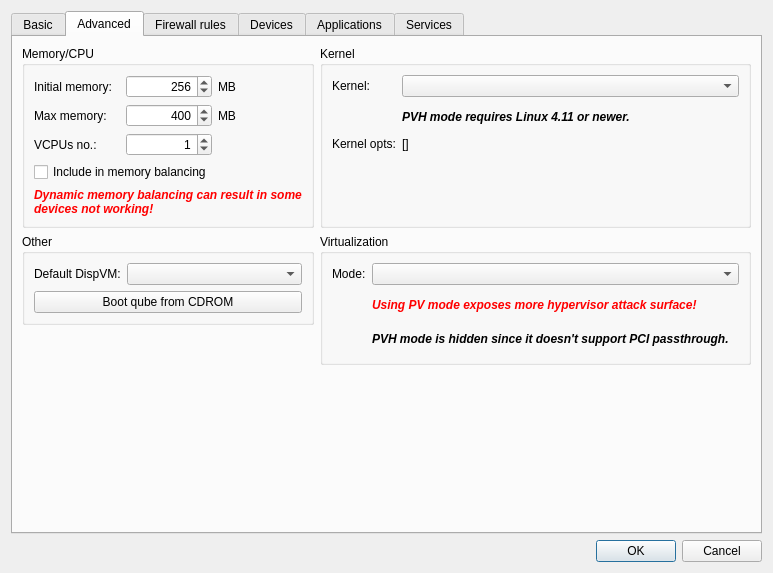
Before: the Qt Designer form ui/settingsdlg.ui in QubesOS/qubes-manager, drawn with Qt 5.
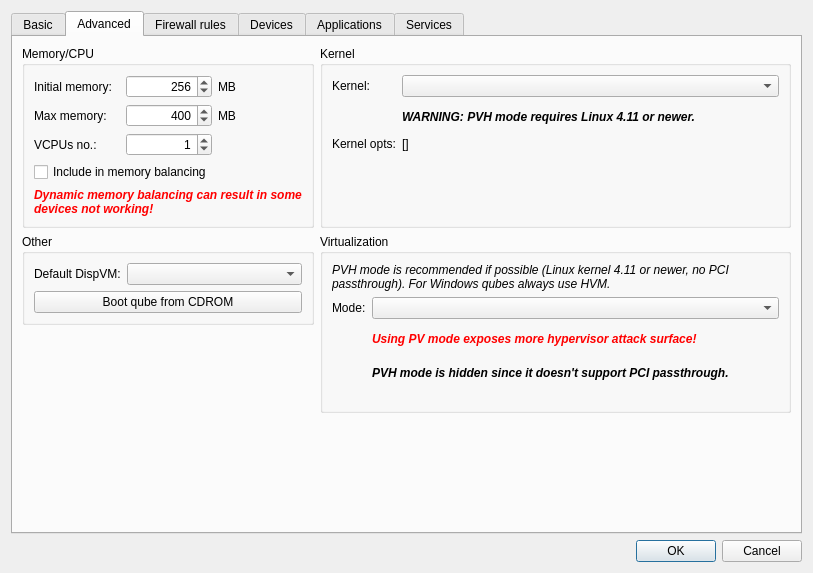
After: the same form once the commit is applied. Icons and pictures are not drawn.

Commit message:
Minor fixes to virt_mode select pull request
Changes:
- added hints about "which virt mode should I use"
- changed displayed virt modes to show modes in all caps

closes #44

Diff of the .ui file:
```diff
--- a/ui/settingsdlg.ui
+++ b/ui/settingsdlg.ui
@@ -6,7 +6,7 @@
    <rect>
     <x>0</x>
     <y>0</y>
-    <width>773</width>
+    <width>813</width>
     <height>573</height>
    </rect>
   </property>
@@ -432,7 +432,7 @@
                  </font>
                 </property>
                 <property name="text">
-                 <string>PVH mode requires Linux 4.11 or newer.</string>
+                 <string>WARNING: PVH mode requires Linux 4.11 or newer.</string>
                 </property>
                 <property name="wordWrap">
                  <bool>true</bool>
@@ -490,7 +490,7 @@
               <property name="fieldGrowthPolicy">
                <enum>QFormLayout::AllNonFixedFieldsGrow</enum>
               </property>
-              <item row="0" column="0" rowspan="3">
+              <item row="1" column="0">
                <widget class="QLabel" name="label_27">
                 <property name="text">
                  <string>Mode:</string>
@@ -500,10 +500,10 @@
                 </property>
                </widget>
               </item>
-              <item row="0" column="1">
+              <item row="1" column="1">
                <widget class="QComboBox" name="virt_mode"/>
               </item>
-              <item row="1" column="1">
+              <item row="2" column="1">
                <widget class="QLabel" name="pv_warning">
                 <property name="font">
                  <font>
@@ -523,7 +523,7 @@
                 </property>
                </widget>
               </item>
-              <item row="2" column="1">
+              <item row="3" column="1">
                <widget class="QLabel" name="pvh_mode_hidden">
                 <property name="font">
                  <font>
@@ -540,6 +540,21 @@
                 </property>
                </widget>
               </item>
+              <item row="0" column="0" colspan="2">
+               <widget class="QLabel" name="label_21">
+                <property name="font">
+                 <font>
+                  <italic>true</italic>
+                 </font>
+                </property>
+                <property name="text">
+                 <string>PVH mode is recommended if possible (Linux kernel 4.11 or newer, no PCI passthrough). For Windows qubes always use HVM.</string>
+                </property>
+                <property name="wordWrap">
+                 <bool>true</bool>
+                </property>
+               </widget>
+              </item>
              </layout>
             </widget>
            </item>
```
Left out of the diff: 2 changed lines with no effect on the pictures. The commit also changes 2 other files.
